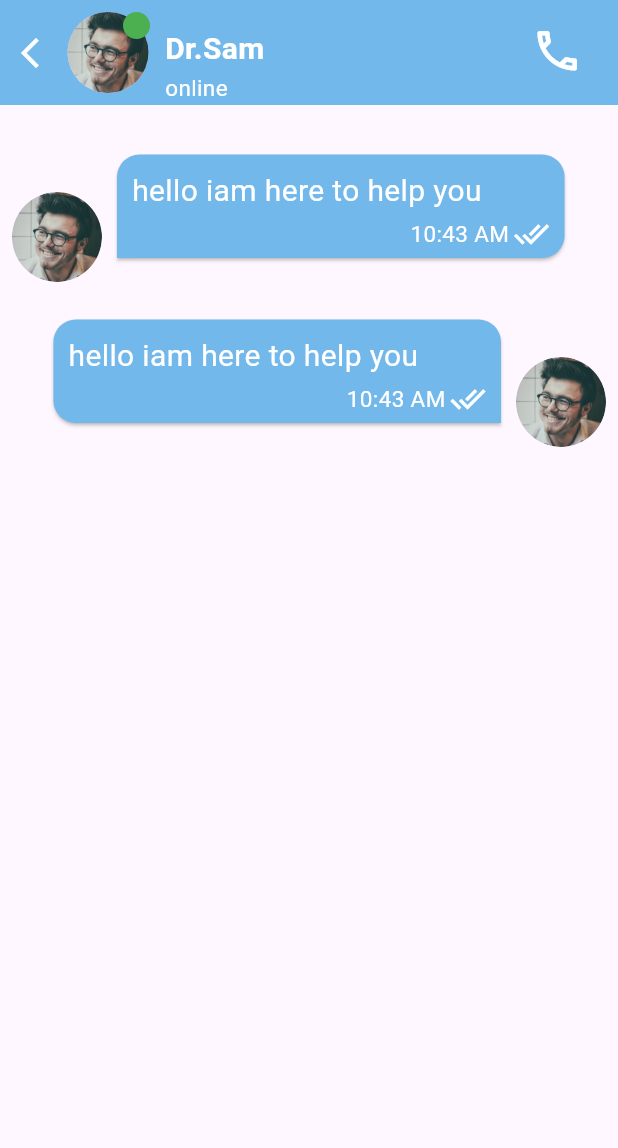
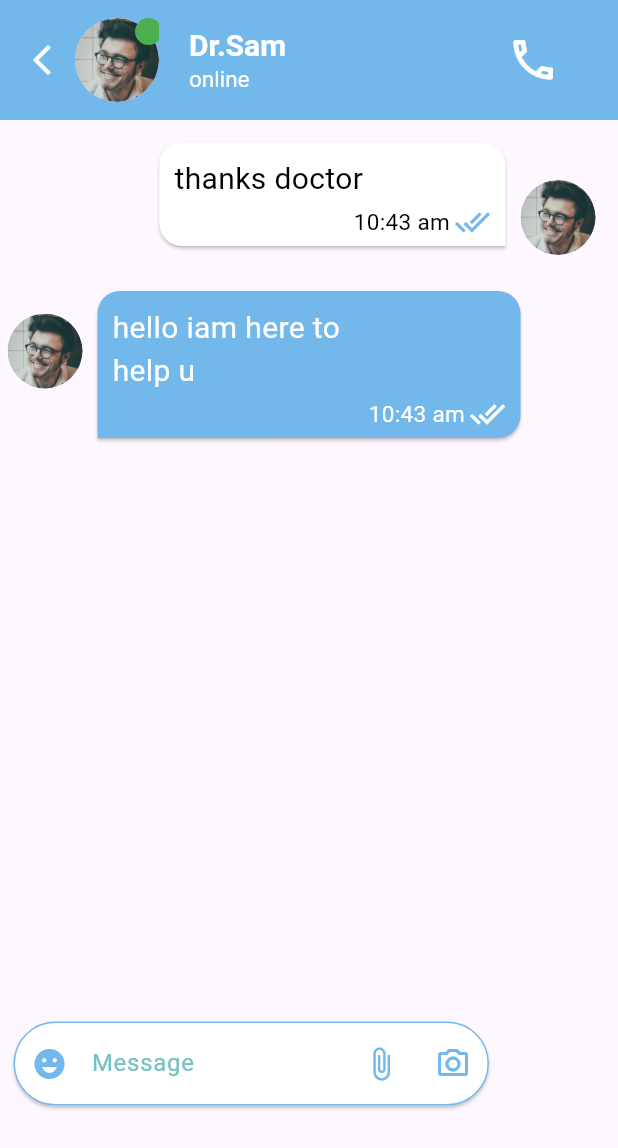
Before and after one commit to nada-elmetwaly/eye_scan, a Flutter app: the ChatScreen screen opened directly, on a phone screen of 412 x 824 dp. Shown: the top 1148 px of the screen. Run offline on Flutter 3.47's test engine with Material 3 defaults, Android fonts, the phone set to English and light mode, and no system bars; our stand-ins replace curved_labeled_navigation_bar, phosphor_flutter.

Commit message:
chatscreen update

```diff
--- a/lib/components/chatpubble.dart
+++ b/lib/components/chatpubble.dart
@@ -9,17 +9,11 @@ class chatbubble extends StatelessWidget {
   Widget build(BuildContext context) {
     return  Align(
       alignment: Alignment.centerLeft,
-      child: Stack(
-        clipBehavior: Clip.none,
+      child:
+
+          Stack(
             children: [
-          CircleAvatar(
-            backgroundImage: AssetImage('assetes/Ellipse 85.png'),
-            radius: 30,
-          ),
-          Positioned(
-            bottom: 1,
-            left: 50,
-            child: Card(
+             Card(
                shape: RoundedRectangleBorder(
                    borderRadius: BorderRadius.only(
                  topRight: Radius.circular(15),
@@ -27,13 +21,13 @@ class chatbubble extends StatelessWidget {
                  bottomRight: Radius.circular(15),
                )),
                color: Color(0xff73b8eb),
-              margin: EdgeInsets.symmetric(vertical: 15, horizontal: 20),
+               margin: EdgeInsets.symmetric(vertical: 15, horizontal:60),
                child: Stack(children: [
                  Padding(
                    padding: EdgeInsets.only(
-                      left: 10, right: 50, bottom: 30, top: 10),
+                       left: 10, right: 95, bottom: 30, top: 10),
                    child: Text(
-                    'hello iam here to help you ',
+                     "hello iam here to help u",
                      style: TextStyle(
                        fontSize: 20,
                        color: Colors.white,
@@ -49,7 +43,7 @@ class chatbubble extends StatelessWidget {
                      child: Row(
                        children: [
                          Text(
-                          '10:43 AM',
+                           '10:43 am',
                            style: TextStyle(color: Colors.white, fontSize: 15),
                          ),
                          SizedBox(
@@ -63,9 +57,16 @@ class chatbubble extends StatelessWidget {
                      ))
                ]),
              ),
-          ),
+
+              Positioned(
+                  top: 30,
+                  child: CircleAvatar(
+                    radius: 25,
+                    backgroundImage: AssetImage('assetes/Ellipse 85.png'),
+                  )),
             ],
           ),
+
     );
   }
 }
@@ -77,34 +78,29 @@ class chatbubbleforfriend extends StatelessWidget {
   Widget build(BuildContext context) {
     return  Align(
       alignment: Alignment.centerRight,
-      child: Stack(
-        clipBehavior: Clip.none,
+      child:
+
+      Stack(
         children: [
-          CircleAvatar(
-            backgroundImage: AssetImage('assetes/Ellipse 85.png'),
-            radius: 30,
-          ),
-          Positioned(
-            bottom: 1,
-            right: 50,
-            child: Card(
+          Card(
             shape: RoundedRectangleBorder(
+
                 borderRadius: BorderRadius.only(
                   topRight: Radius.circular(15),
                   topLeft: Radius.circular(15),
                   bottomLeft: Radius.circular(15),
                 )),
-              color: Color(0xff73b8eb),
-              margin: EdgeInsets.symmetric(vertical: 15, horizontal: 20),
+            color: Colors.white,
+            margin: EdgeInsets.symmetric(vertical: 15, horizontal:70),
             child: Stack(children: [
               Padding(
                 padding: EdgeInsets.only(
-                      left: 10, right: 50, bottom: 30, top: 10),
+                    left: 10, right: 95, bottom: 30, top: 10),
                 child: Text(
-                    'hello iam here to help you ',
+                  "thanks doctor",
                   style: TextStyle(
                     fontSize: 20,
-                      color: Colors.white,
+                    color: Colors.black,
                   ),
                 ),
               ),
@@ -117,23 +113,31 @@ class chatbubbleforfriend extends StatelessWidget {
                   child: Row(
                     children: [
                       Text(
-                          '10:43 AM',
-                          style: TextStyle(color: Colors.white, fontSize: 15),
+                        '10:43 am',
+                        style: TextStyle(color: Colors.black  , fontSize: 15),
                       ),
                       SizedBox(
                         width: 3,
                       ),
                       Icon(
                         Icons.done_all,
-                          color: Colors.white,
+                          color: Color(0xff73b8eb),
                       )
                     ],
                   ))
             ]),
           ),
-          ),
+
+          Positioned(
+              top:40,
+              right: 10,
+              child: CircleAvatar(
+                radius: 25,
+                backgroundImage: AssetImage('assetes/Ellipse 85.png'),
+              )),
         ],
       ),
+
     );
   }
 }
--- a/lib/main.dart
+++ b/lib/main.dart
@@ -17,7 +17,7 @@ class MyApp extends StatelessWidget {
     return const MaterialApp(
       debugShowCheckedModeBanner: false,
 
-      home:  Test(),
+      home: ChatScreen(),
     );
   }
 }
--- a/lib/screens/chat_screen.dart
+++ b/lib/screens/chat_screen.dart
@@ -1,3 +1,4 @@
+
 import 'package:eye_scan/components/chatpubble.dart';
 import 'package:flutter/cupertino.dart';
 import 'package:flutter/material.dart';
@@ -8,19 +9,18 @@ class ChatScreen extends StatelessWidget {
 
   @override
   Widget build(BuildContext context) {
-    return Scaffold(
-        body: SafeArea(
-      child: Column(
+    return SafeArea(
+      child: Scaffold(
+
+        appBar: AppBar(
+          toolbarHeight: 80,
+          automaticallyImplyLeading: false,
+          backgroundColor: Color(0xff73B8EB),
+          title: Stack(
           children: [
-          Container(
-            width: double.infinity,
-            height: 70,
-            color: Color(0xff73B8EB),
-            child: Stack(
-              children: [
-                Padding(
-                  padding: const EdgeInsets.all(8.0),
-                  child: Row(
+
+            Row(
+              crossAxisAlignment: CrossAxisAlignment.center,
               children: [
                 InkWell(
 
@@ -30,15 +30,18 @@ class ChatScreen extends StatelessWidget {
                   ),
                   onTap: (){},
                 ),
-                      SizedBox(
+                const SizedBox(
                   width: 10,
                 ),
                 Stack(
                   children: [
-                          CircleAvatar(
+                    SizedBox(height:20,),
+                    Positioned(
+                      child: CircleAvatar(
                         backgroundImage: AssetImage('assetes/Ellipse 85.png'),
-                            radius: 30,
+                        radius: 28,
 
+                      ),
                     ),
                     Positioned(
                         left: 40,
@@ -47,10 +50,9 @@ class ChatScreen extends StatelessWidget {
                 ),
               ],
             ),
-                ),
             Positioned(
               left: 110,
-                  bottom: 1,
+              bottom: 6,
               child: Column(
                 crossAxisAlignment: CrossAxisAlignment.start,
                 children: [
@@ -70,26 +72,84 @@ class ChatScreen extends StatelessWidget {
             ),
             Positioned(
                 right: 15,
-                    bottom: 11,
+                bottom:3,
                 child:
                 IconButton(
                   icon: const Icon(Icons.phone_outlined,color: Colors.white,size: 35,),onPressed: (){},))
           ],
+                  ),),
+          body:
+          Padding(
+            padding: const EdgeInsets.only(left: 5,right: 5),
+            child: Column(
+              children: [
+               chatbubbleforfriend(),
+                chatbubble(),
+                // chatbubbleforfriend(),
+                // chatbubble(),
+                SizedBox(height: 370,),
+                Row(
+                  children: [
+                    Container(
+                      width:325 ,
+                      child: Card(
+                        color: Colors.white,
+                        shape: RoundedRectangleBorder(
+                          borderRadius:BorderRadius.circular(50)
+                        ),
+                        child: TextFormField(
+                          decoration: InputDecoration(
+                            suffixIcon: Row(
+                              mainAxisSize: MainAxisSize.min,
+                              mainAxisAlignment: MainAxisAlignment.end,
+                              children: [
+                                IconButton( onPressed: () {  },icon: Icon(Icons.attach_file_outlined,color:Color(0xff73B8EB) ,),),
+                                IconButton( onPressed: () {  },icon: Icon(Icons.camera_alt_outlined,color:Color(0xff73B8EB) ,),),
+                              ],
+
+
+                            ),
+                            focusedBorder: OutlineInputBorder(
+                              borderRadius: BorderRadius.circular(50),
+                              borderSide: new BorderSide(
+                                color: Color(0xff73b8eb),
+                                width: 1.0,
                               ),
                             ),
-          SizedBox(height: 50,),
-          Padding(
-            padding: const EdgeInsets.all(8.0),
-            child: Column(
-              children: [
-                chatbubble(),
-                SizedBox(height: 50,),
-                chatbubbleforfriend()
+                            enabledBorder:OutlineInputBorder(
+                              borderRadius: BorderRadius.circular(50),
+                              borderSide: new BorderSide(
+                                color:  Color(0xff73b8eb),
+                                width: 1.0,
+                              ),
+                            ) ,
+                            prefixIcon: Icon(Icons.emoji_emotions,color: Color(0xff73b8eb),),
+                            label: Text('Message',style: TextStyle(
+                              color: Color(0xff75C1C4)
+                            ),),
+
+                          ),
+                        ),
+
+                      ),
+                    ),
+                  ],
+                )
+
+                // Expanded(
+                //   child: Padding(
+                //     padding: const EdgeInsets.all(8.0),
+                //     child: ListView.builder(itemBuilder: (context,index)
+                //     {
+                //       return chatbubbleforfriend();
+                //     }),
+                //   ),
+                // )
               ],
             ),
-          )
-        ],
           ),
-    ));
+
+      ),
+    );
   }
 }
```
Lines whose indentation alone changed are shown as unchanged.
